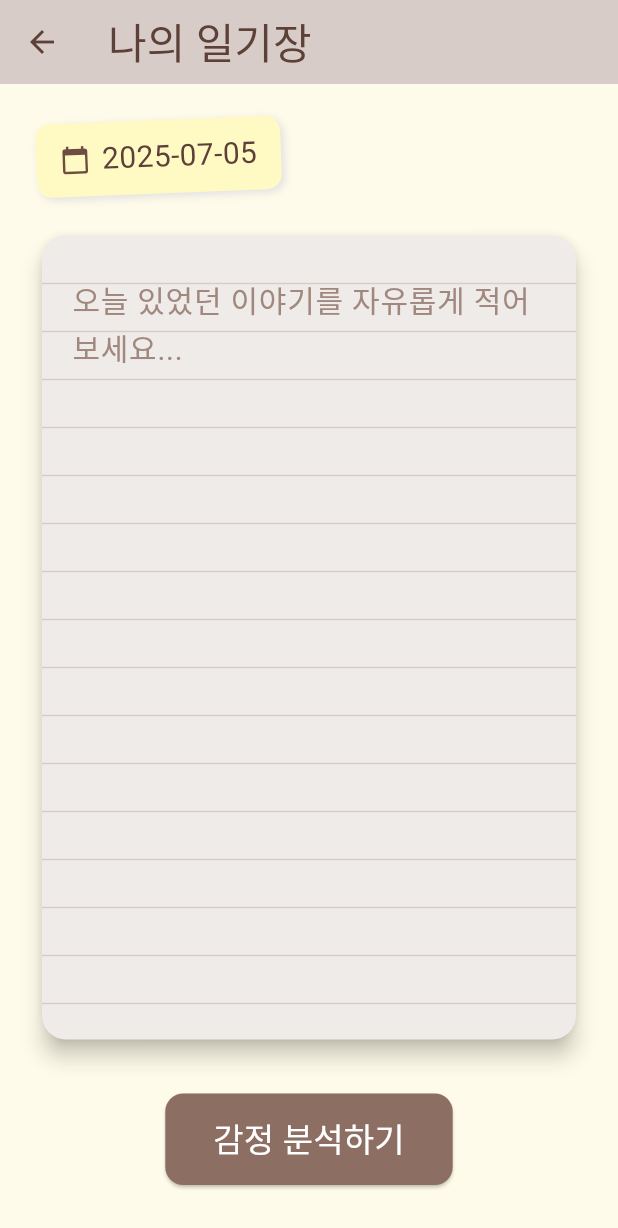
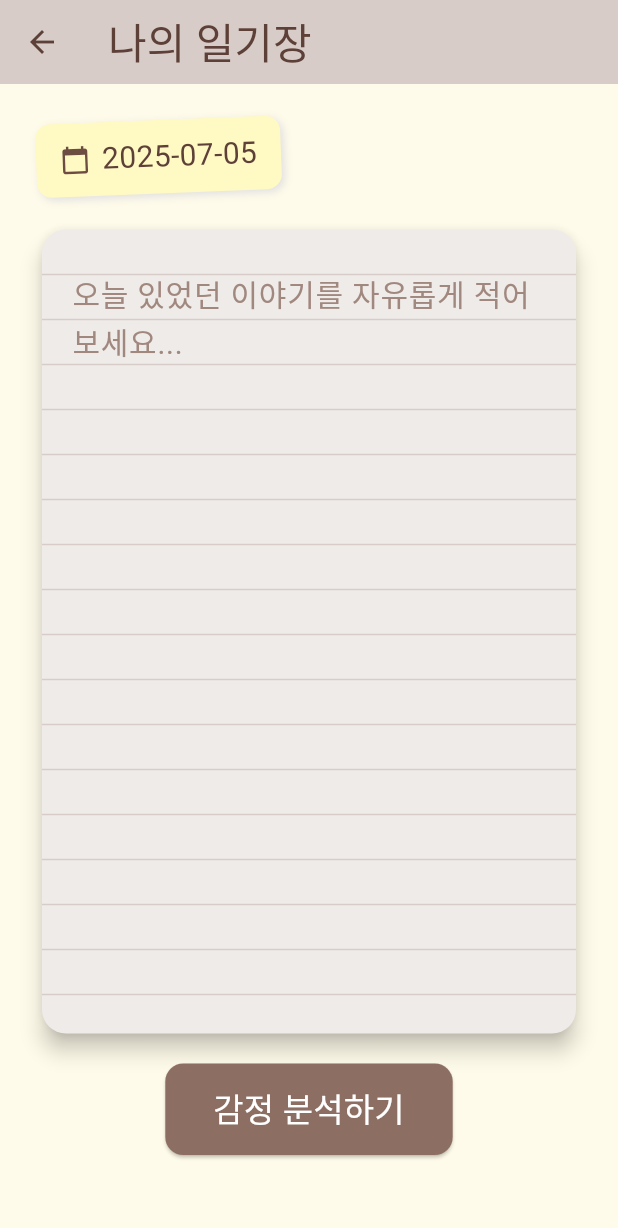
Before and after one commit to lshee9008/EmoTrack, a Flutter app: the screen it shows after launch, after a tap on the "edit" icon, on a phone screen of 412 x 824 dp. Shown: the top 1228 px of the screen. Run offline on Flutter 3.47's test engine with Material 3 defaults, Android fonts, the phone set to English and light mode, and no system bars; our stand-ins replace google_fonts, sqflite_common_ffi; accounts and stored records are empty.

```diff
--- a/front/emotrack_front/lib/screens/diary_entry_screen.dart
+++ b/front/emotrack_front/lib/screens/diary_entry_screen.dart
@@ -140,7 +140,7 @@ class _DiaryEntryScreenState extends State<DiaryEntryScreen>
                     ),
                   ),
                 ),
-                const SizedBox(height: 24),
+                const SizedBox(height: 20),
                 // 일기장 카드
                 Card(
                   elevation: 6,
@@ -185,7 +185,7 @@ class _DiaryEntryScreenState extends State<DiaryEntryScreen>
                     ],
                   ),
                 ),
-                const SizedBox(height: 32),
+                const SizedBox(height: 16),
                 // 버튼
                 Center(
                   child: Consumer<DiaryProvider>(
@@ -264,7 +264,7 @@ class _NoteLinePainter extends CustomPainter {
       ..color = Colors.brown.shade100
       ..strokeWidth = 1;
 
-    final lineHeight = 32.0;
+    final lineHeight = 30.0;
     for (double y = lineHeight; y < size.height; y += lineHeight) {
       canvas.drawLine(Offset(0, y), Offset(size.width, y), paint);
     }
```
Also changed, not shown: 1 other file.
